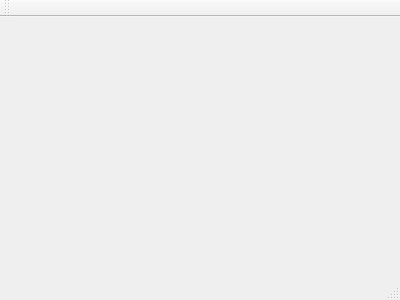
This is smam_mainwindow.ui in yanghang8612/SMAMMainUI as Qt 5 draws it before an edit. The edited form follows.
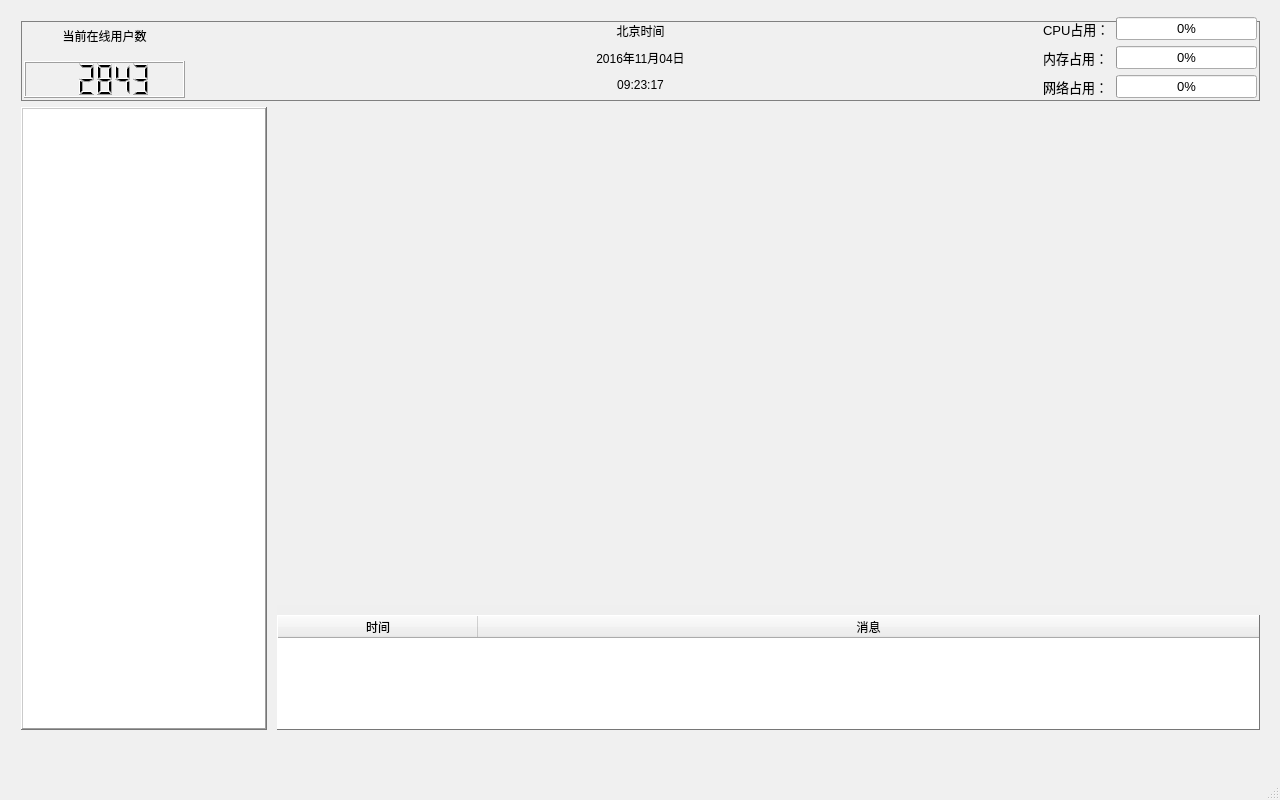
This is the edited form.

Commit message: change some styles give software status monitor a float frame to show components status

```diff
--- a/smam_mainwindow.ui
+++ b/smam_mainwindow.ui
@@ -1,24 +1,356 @@
 <ui version="4.0">
  <class>SMAMMainWindow</class>
- <widget class="QMainWindow" name="SMAMMainWindow" >
-  <property name="geometry" >
+ <widget class="QMainWindow" name="SMAMMainWindow">
+  <property name="geometry">
    <rect>
     <x>0</x>
     <y>0</y>
-    <width>400</width>
-    <height>300</height>
+    <width>1280</width>
+    <height>800</height>
    </rect>
   </property>
   <property name="windowTitle" >
    <string>SMAMMainWindow</string>
   </property>
-  <widget class="QMenuBar" name="menuBar" />
-  <widget class="QToolBar" name="mainToolBar" />
-  <widget class="QWidget" name="centralWidget" />
-  <widget class="QStatusBar" name="statusBar" />
+  <property name="styleSheet">
+   <string notr="true">QMainWindow{
+  background-color: rgb(240, 240, 240);
+}</string>
+  </property>
+  <widget class="QWidget" name="centralWidget">
+   <widget class="QWidget" name="verticalLayoutWidget">
+    <property name="geometry">
+     <rect>
+      <x>10</x>
+      <y>0</y>
+      <width>1261</width>
+      <height>741</height>
+     </rect>
+    </property>
+    <layout class="QVBoxLayout" name="verticalLayout" stretch="0,7">
+     <property name="sizeConstraint">
+      <enum>QLayout::SetDefaultConstraint</enum>
+     </property>
+     <item>
+      <widget class="QGroupBox" name="groupBox">
+       <property name="styleSheet">
+        <string notr="true">QGroupBox {
+  border: 1px solid gray;
+  margin-top: 10px;
+  padding: 5px;
+}
+QGroupBox::title {
+  top: -10px;
+  left: 10px;
+}</string>
+       </property>
+       <layout class="QHBoxLayout" name="headerLayout" stretch="3,7,3,3,3,4">
+        <property name="spacing">
+         <number>0</number>
+        </property>
+        <property name="leftMargin">
+         <number>0</number>
+        </property>
+        <property name="topMargin">
+         <number>0</number>
+        </property>
+        <property name="rightMargin">
+         <number>0</number>
+        </property>
+        <property name="bottomMargin">
+         <number>0</number>
+        </property>
+        <item>
+         <layout class="QVBoxLayout" name="verticalLayout_2">
+          <item>
+           <widget class="QLabel" name="label">
+            <property name="text">
+             <string>当前在线用户数</string>
+            </property>
+            <property name="alignment">
+             <set>Qt::AlignCenter</set>
+            </property>
+           </widget>
+          </item>
+          <item>
+           <widget class="QLCDNumber" name="onlineUserCount">
+            <property name="mode">
+             <enum>QLCDNumber::Dec</enum>
+            </property>
+            <property name="intValue" stdset="0">
+             <number>2843</number>
+            </property>
+           </widget>
+          </item>
+         </layout>
+        </item>
+        <item>
+         <spacer name="horizontalSpacer">
+          <property name="orientation">
+           <enum>Qt::Horizontal</enum>
+          </property>
+          <property name="sizeHint" stdset="0">
+           <size>
+            <width>40</width>
+            <height>20</height>
+           </size>
+          </property>
+         </spacer>
+        </item>
+        <item>
+         <layout class="QVBoxLayout" name="dateAndTimeLayout">
+          <property name="spacing">
+           <number>0</number>
+          </property>
+          <property name="topMargin">
+           <number>0</number>
+          </property>
+          <property name="bottomMargin">
+           <number>0</number>
+          </property>
+          <item>
+           <widget class="QLabel" name="zoneLabel">
+            <property name="text">
+             <string>北京时间</string>
+            </property>
+            <property name="textFormat">
+             <enum>Qt::AutoText</enum>
+            </property>
+            <property name="alignment">
+             <set>Qt::AlignCenter</set>
+            </property>
+           </widget>
+          </item>
+          <item>
+           <widget class="QLabel" name="dateLabel">
+            <property name="enabled">
+             <bool>true</bool>
+            </property>
+            <property name="text">
+             <string>2016年11月04日</string>
+            </property>
+            <property name="alignment">
+             <set>Qt::AlignCenter</set>
+            </property>
+           </widget>
+          </item>
+          <item>
+           <widget class="QLabel" name="timeLabel">
+            <property name="text">
+             <string>09:23:17</string>
+            </property>
+            <property name="alignment">
+             <set>Qt::AlignCenter</set>
+            </property>
+           </widget>
+          </item>
+         </layout>
+        </item>
+        <item>
+         <spacer name="horizontalSpacer_2">
+          <property name="orientation">
+           <enum>Qt::Horizontal</enum>
+          </property>
+          <property name="sizeHint" stdset="0">
+           <size>
+            <width>40</width>
+            <height>20</height>
+           </size>
+          </property>
+         </spacer>
+        </item>
+        <item>
+         <layout class="QVBoxLayout" name="statusContainer"/>
+        </item>
+        <item>
+         <layout class="QGridLayout" name="systemStatusLayout">
+          <item row="2" column="0">
+           <widget class="QLabel" name="networkLabel">
+            <property name="font">
+             <font>
+              <pointsize>10</pointsize>
+             </font>
+            </property>
+            <property name="text">
+             <string>网络占用：</string>
+            </property>
+           </widget>
+          </item>
+          <item row="1" column="1">
+           <widget class="QProgressBar" name="memoryBar">
+            <property name="font">
+             <font>
+              <pointsize>10</pointsize>
+             </font>
+            </property>
+            <property name="value">
+             <number>0</number>
+            </property>
+           </widget>
+          </item>
+          <item row="2" column="1">
+           <widget class="QProgressBar" name="networkBar">
+            <property name="font">
+             <font>
+              <pointsize>10</pointsize>
+             </font>
+            </property>
+            <property name="value">
+             <number>0</number>
+            </property>
+           </widget>
+          </item>
+          <item row="0" column="1">
+           <widget class="QProgressBar" name="cpuBar">
+            <property name="font">
+             <font>
+              <pointsize>10</pointsize>
+             </font>
+            </property>
+            <property name="value">
+             <number>0</number>
+            </property>
+           </widget>
+          </item>
+          <item row="1" column="0">
+           <widget class="QLabel" name="memoryLabel">
+            <property name="font">
+             <font>
+              <pointsize>10</pointsize>
+             </font>
+            </property>
+            <property name="text">
+             <string>内存占用：</string>
+            </property>
+           </widget>
+          </item>
+          <item row="0" column="0">
+           <widget class="QLabel" name="cpuLabel">
+            <property name="font">
+             <font>
+              <pointsize>10</pointsize>
+             </font>
+            </property>
+            <property name="text">
+             <string>CPU占用：</string>
+            </property>
+           </widget>
+          </item>
+         </layout>
+        </item>
+       </layout>
+      </widget>
+     </item>
+     <item>
+      <layout class="QHBoxLayout" name="mainContentLayout" stretch="1,4">
+       <property name="spacing">
+        <number>10</number>
+       </property>
+       <item>
+        <widget class="QTreeWidget" name="treeWidget">
+         <property name="frameShape">
+          <enum>QFrame::WinPanel</enum>
+         </property>
+         <property name="frameShadow">
+          <enum>QFrame::Raised</enum>
+         </property>
+         <attribute name="headerVisible">
+          <bool>false</bool>
+         </attribute>
+         <column>
+          <property name="text">
+           <string>1</string>
+          </property>
+         </column>
+        </widget>
+       </item>
+       <item>
+        <layout class="QVBoxLayout" name="rightSideLayout" stretch="4,1">
+         <property name="spacing">
+          <number>0</number>
+         </property>
+         <item>
+          <layout class="QVBoxLayout" name="contentContainer">
+           <property name="spacing">
+            <number>0</number>
+           </property>
+           <item>
+            <widget class="QWidget" name="widget" native="true"/>
+           </item>
+          </layout>
+         </item>
+         <item>
+          <widget class="QTableWidget" name="infoOutputTable">
+           <property name="font">
+            <font>
+             <pointsize>-1</pointsize>
+             <weight>50</weight>
+             <italic>false</italic>
+             <bold>false</bold>
+            </font>
+           </property>
+           <property name="styleSheet">
+            <string notr="true">QTableWidget {
+  margin-top: 10px;
+  font: 11px;
+}
+*{
+  font:12px;
+}</string>
+           </property>
+           <property name="frameShape">
+            <enum>QFrame::WinPanel</enum>
+           </property>
+           <property name="frameShadow">
+            <enum>QFrame::Raised</enum>
+           </property>
+           <property name="gridStyle">
+            <enum>Qt::NoPen</enum>
+           </property>
+           <attribute name="horizontalHeaderDefaultSectionSize">
+            <number>200</number>
+           </attribute>
+           <attribute name="horizontalHeaderStretchLastSection">
+            <bool>true</bool>
+           </attribute>
+           <column>
+            <property name="text">
+             <string>时间</string>
+            </property>
+           </column>
+           <column>
+            <property name="text">
+             <string>消息</string>
+            </property>
+           </column>
+          </widget>
+         </item>
+        </layout>
+       </item>
+      </layout>
+     </item>
+    </layout>
+   </widget>
+  </widget>
+  <widget class="QMenuBar" name="menuBar">
+   <property name="geometry">
+    <rect>
+     <x>0</x>
+     <y>0</y>
+     <width>1280</width>
+     <height>27</height>
+    </rect>
+   </property>
+   <property name="font">
+    <font/>
+   </property>
+   <property name="styleSheet">
+    <string notr="true"/>
+   </property>
+  </widget>
+  <widget class="QStatusBar" name="statusBar"/>
  </widget>
- <layoutDefault spacing="6" margin="11" />
- <pixmapfunction></pixmapfunction>
+ <layoutdefault spacing="6" margin="11"/>
  <resources/>
  <connections/>
 </ui>
```
Left out of the diff: 5 changed lines with no effect on the pictures. The commit also changes 94 other files.
